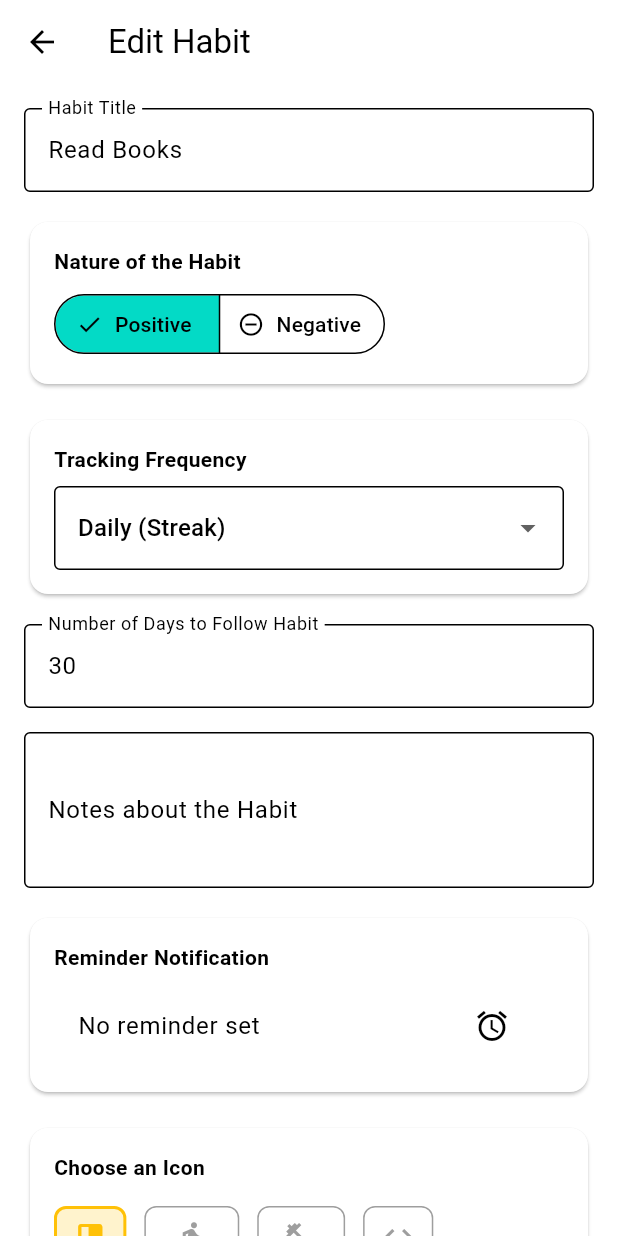
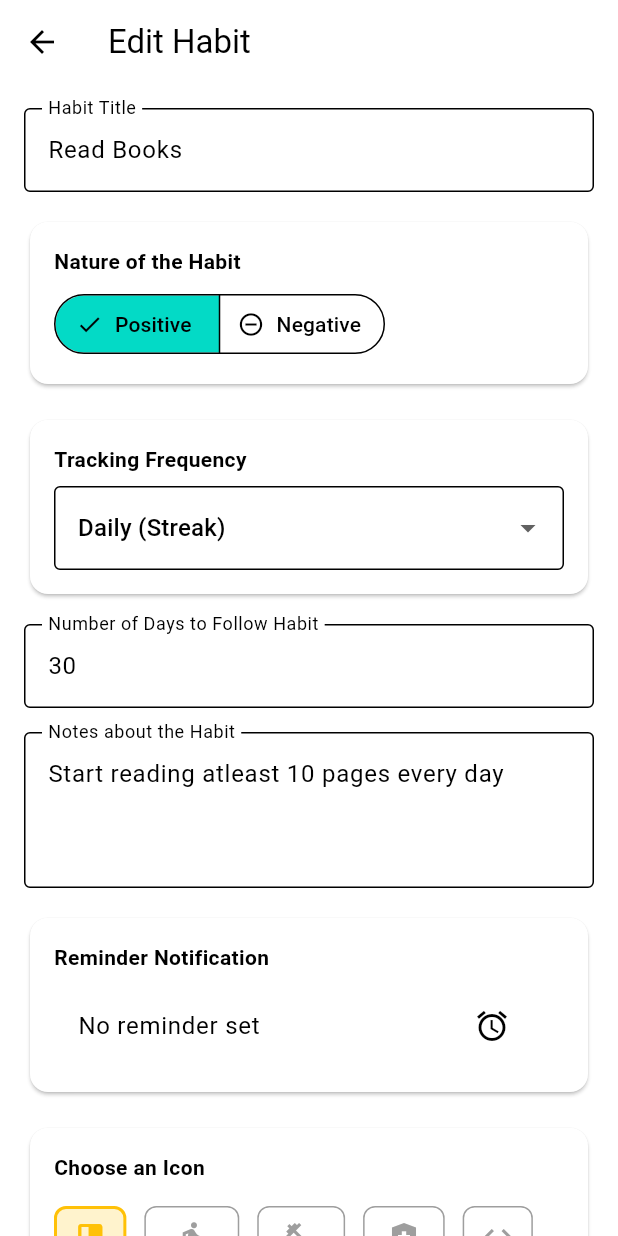
Before and after one commit to Lankesh-M/Fitness_App, a Flutter app: the HabitFormPage screen opened directly with sample values from the repository, on a phone screen of 412 x 824 dp. Run offline on Flutter 3.47's test engine with Material 3 defaults, Android fonts, the phone set to English and light mode, and no system bars; our stand-ins replace image_picker, shared_preferences; accounts and stored records are empty.

Commit message:
Improved Habit Tracking Section and fixed Icon and Loading error

```diff
--- a/lib/Common/Widgets/BottomBar.dart
+++ b/lib/Common/Widgets/BottomBar.dart
@@ -21,7 +21,7 @@ class _BottomBarState extends State<BottomBar> {
   final List<Widget> pages = [
     const HomeScreen(), //0
     // const DailyScreen(), //1
-    const HomePage(),
+    const HabitTrackerScreen(),
     const ProgressScreen(), //2
     const ProfileScreen(), //3
   ];
--- a/lib/Features/HabitTracker/HabitModel.dart
+++ b/lib/Features/HabitTracker/HabitModel.dart
@@ -5,10 +5,11 @@ import 'package:uuid/uuid.dart';
 enum HabitNature { positive, negative }
 
 // Enum to define the tracking frequency
-enum TrackingCategory { daily, weekly, monthly, custom }
+enum TrackingCategory { daily, custom }
 
 // Class to represent a single habit
 class Habit {
+  // Defining class variable properites
   final String id;
   final String title;
   final HabitNature nature;
@@ -19,7 +20,7 @@ class Habit {
   final TimeOfDay? reminderTime;
   final DateTime startDate;
   final List<DateTime> completedDates;
-  final String iconName;
+  final int iconCodePoint; // Storing IconData as an integer
   final Color color;
 
   // Constructor with required and optional parameters
@@ -34,11 +35,22 @@ class Habit {
     this.reminderTime,
     DateTime? startDate,
     List<DateTime>? completedDates,
-    this.iconName = 'bookmark',
+    required this.iconCodePoint, // Now stores IconData's codePoint
     this.color = Colors.blue,
   }) : id = id ?? const Uuid().v4(),
        startDate = startDate ?? DateTime.now(),
        completedDates = completedDates ?? [];
+
+  factory Habit.empty() {
+    return Habit(
+      id: '',
+      title: '',
+      nature: HabitNature.positive,
+      trackingCategory: TrackingCategory.daily,
+      iconCodePoint: Icons.bookmark.codePoint,
+      targetDays: 0,
+    );
+  }
 
   // Get current streak for daily habits
   int get currentStreak {
@@ -131,11 +143,11 @@ class Habit {
     int? targetDays,
     String? notes,
     TimeOfDay? reminderTime,
-    String? iconName,
+    IconData? icon,
     Color? color,
   }) {
     return Habit(
-      id: this.id,
+      id: id,
       title: title ?? this.title,
       nature: nature ?? this.nature,
       trackingCategory: trackingCategory ?? this.trackingCategory,
@@ -143,9 +155,9 @@ class Habit {
       targetDays: targetDays ?? this.targetDays,
       notes: notes ?? this.notes,
       reminderTime: reminderTime ?? this.reminderTime,
-      startDate: this.startDate,
-      completedDates: this.completedDates,
-      iconName: iconName ?? this.iconName,
+      startDate: startDate,
+      completedDates: completedDates,
+      iconCodePoint: iconCodePoint,
       color: color ?? this.color,
     );
   }
@@ -167,7 +179,7 @@ class Habit {
       reminderTime: reminderTime,
       startDate: startDate,
       completedDates: newCompletedDates,
-      iconName: iconName,
+      iconCodePoint: iconCodePoint,
       color: color,
     );
   }
@@ -189,10 +201,13 @@ class Habit {
       reminderTime: reminderTime,
       startDate: startDate,
       completedDates: newCompletedDates,
-      iconName: iconName,
+      iconCodePoint: iconCodePoint,
       color: color,
     );
   }
+
+  // Retrieve IconData from codePoint
+  IconData get icon => IconData(iconCodePoint, fontFamily: 'MaterialIcons');
 
   // Convert Habit to Map for storage
   Map<String, dynamic> toMap() {
@@ -211,7 +226,7 @@ class Habit {
       'startDate': startDate.millisecondsSinceEpoch,
       'completedDates':
           completedDates.map((date) => date.millisecondsSinceEpoch).toList(),
-      'iconName': iconName,
+      'iconCodePoint': iconCodePoint, // Store as integer
       'color': color.value,
     };
   }
@@ -243,11 +258,12 @@ class Habit {
                 (timestamp) => DateTime.fromMillisecondsSinceEpoch(timestamp),
               )
               .toList(),
-      iconName: map['iconName'],
+      iconCodePoint: map['iconCodePoint'], // Retrieve integer
       color: Color(map['color']),
     );
   }
 }
+// Convert iconCodePoint back to IconData when needed
 
 // Predefined habits for quick selection
 class PredefinedHabits {
@@ -258,7 +274,8 @@ class PredefinedHabits {
         nature: HabitNature.positive,
         trackingCategory: TrackingCategory.daily,
         targetDays: 30,
-        iconName: 'book',
+        notes: "Start reading atleast 10 pages every day",
+        iconCodePoint: Icons.book.codePoint,
         color: Colors.amber,
       ),
       Habit(
@@ -267,7 +284,7 @@ class PredefinedHabits {
         trackingCategory: TrackingCategory.daily,
         targetDays: 30,
         notes: 'Wake up before 6 AM',
-        iconName: 'alarm',
+        iconCodePoint: Icons.alarm.codePoint,
         color: Colors.red,
       ),
       Habit(
@@ -284,7 +301,8 @@ class PredefinedHabits {
           false,
         ], // Mon, Wed, Fri
         targetDays: 12,
-        iconName: 'directions_run',
+        notes: "Running improves your Cardiovascular Health",
+        iconCodePoint: Icons.directions_run.codePoint,
         color: Colors.green,
       ),
       Habit(
@@ -292,15 +310,35 @@ class PredefinedHabits {
         nature: HabitNature.positive,
         trackingCategory: TrackingCategory.daily,
         targetDays: 100,
-        iconName: 'code',
+        notes: "Consistency is the Key to Success",
+        iconCodePoint: Icons.code.codePoint,
         color: Colors.blue,
       ),
       Habit(
-        title: 'No Smoking',
+        title: 'Protein Intake',
+        nature: HabitNature.positive,
+        trackingCategory: TrackingCategory.daily,
+        targetDays: 90,
+        notes: "Eat protein rich foods",
+        iconCodePoint: Icons.fitness_center.codePoint,
+        color: Colors.blue,
+      ),
+      Habit(
+        title: 'Drink More Water',
+        nature: HabitNature.positive,
+        trackingCategory: TrackingCategory.daily,
+        targetDays: 30,
+        notes: "Drink Minimum 4 litres of water every day",
+        iconCodePoint: Icons.local_cafe.codePoint,
+        color: Colors.lightBlue,
+      ),
+      Habit(
+        title: 'No Drugs',
         nature: HabitNature.negative,
         trackingCategory: TrackingCategory.daily,
         targetDays: 90,
-        iconName: 'smoke_free',
+        notes: "Smoking is injurious to Health",
+        iconCodePoint: Icons.smoke_free.codePoint,
         color: Colors.purple,
       ),
       Habit(
@@ -308,9 +346,12 @@ class PredefinedHabits {
         nature: HabitNature.positive,
         trackingCategory: TrackingCategory.daily,
         targetDays: 21,
-        iconName: 'self_improvement',
+        notes: "Medidate atleast 10 mins a day",
+        iconCodePoint: Icons.self_improvement.codePoint,
         color: Colors.teal,
       ),
     ];
   }
 }
+
+// factory Habit.empty() => Habit(id: '', title: '', nature: HabitNature.positive, ...);
--- a/lib/Features/HabitTracker/HabitSettingScreen.dart
+++ b/lib/Features/HabitTracker/HabitSettingScreen.dart
@@ -23,7 +23,7 @@ class _HabitFormPageState extends State<HabitFormPage> {
   TrackingCategory _trackingCategory = TrackingCategory.daily;
   List<bool> _daysToTrack = List.filled(7, true);
   TimeOfDay? _reminderTime;
-  String _iconName = 'bookmark';
+  IconData _iconName = Icons.bookmark;
   Color _selectedColor = Colors.blue;
 
   final List<Color> _colorOptions = [
@@ -52,23 +52,23 @@ class _HabitFormPageState extends State<HabitFormPage> {
     {'name': 'book', 'label': 'Book'},
     {'name': 'directions_run', 'label': 'Running'},
     {'name': 'fitness_center', 'label': 'Fitness'},
+    {'name': 'health_and_safety', 'label': 'Health'},
     {'name': 'code', 'label': 'Code'},
-    {'name': 'local_cafe', 'label': 'Drink Water'},
     {'name': 'self_improvement', 'label': 'Meditation'},
-    {'name': 'alarm', 'label': 'Wake Up'},
-    {'name': 'smoke_free', 'label': 'No Smoking'},
-    {'name': 'phone_android', 'label': 'Less Phone'},
+    {'name': 'alarm', 'label': 'Alarm'},
+    {'name': 'smoke_free', 'label': 'No Drugs'},
+    {'name': 'phone_android', 'label': 'Phone'},
     {'name': 'brush', 'label': 'Art'},
     {'name': 'music_note', 'label': 'Music'},
-    {'name': 'restaurant', 'label': 'Healthy Eating'},
+    {'name': 'restaurant', 'label': 'Diet'},
     {'name': 'create', 'label': 'Journal'},
-    {'name': 'pets', 'label': 'Pet Care'},
     {'name': 'bookmark', 'label': 'General'},
   ];
 
   final Map<String, IconData> IconsMap = {
     'book': Icons.book,
     'directions_run': Icons.directions_run,
+    'health_and_safety': Icons.health_and_safety,
     'fitness_center': Icons.fitness_center,
     'code': Icons.code,
     'local_cafe': Icons.local_cafe,
@@ -100,7 +100,7 @@ class _HabitFormPageState extends State<HabitFormPage> {
       _trackingCategory = widget.habit!.trackingCategory;
       _daysToTrack = List.from(widget.habit!.daysToTrack);
       _reminderTime = widget.habit!.reminderTime;
-      _iconName = widget.habit!.iconName;
+      _iconName = widget.habit!.icon;
       _selectedColor = widget.habit!.color;
     }
   }
@@ -202,14 +202,7 @@ class _HabitFormPageState extends State<HabitFormPage> {
                           value: TrackingCategory.daily,
                           child: Text('Daily (Streak)'),
                         ),
-                        DropdownMenuItem(
-                          value: TrackingCategory.weekly,
-                          child: Text('Weekly'),
-                        ),
-                        DropdownMenuItem(
-                          value: TrackingCategory.monthly,
-                          child: Text('Monthly'),
-                        ),
+
                         DropdownMenuItem(
                           value: TrackingCategory.custom,
                           child: Text('Custom Days'),
@@ -398,11 +391,11 @@ class _HabitFormPageState extends State<HabitFormPage> {
                       children:
                           _iconOptions.map((option) {
                             var iconData = IconsMap[option['name']]!;
-                            final isSelected = _iconName == option['name'];
+                            final isSelected = _iconName == iconData;
                             return InkWell(
                               onTap: () {
                                 setState(() {
-                                  _iconName = option['name']!;
+                                  _iconName = iconData;
                                 });
                               },
                               child: Container(
@@ -544,7 +537,7 @@ class _HabitFormPageState extends State<HabitFormPage> {
         reminderTime: _reminderTime,
         startDate: widget.habit?.startDate,
         completedDates: widget.habit?.completedDates,
-        iconName: _iconName,
+        iconCodePoint: _iconName.codePoint, //Todo : change here
         color: _selectedColor,
       );
 
```
Also changed, not shown: lib/Features/HabitTracker/HabitCommon.dart (+67 -47 lines), lib/Features/HabitTracker/HabitProvider.dart (+63 -3 lines), lib/Features/HabitTracker/HabitTrackerScreen.dart (+29 -37 lines), lib/Features/Home/HomeScreen.dart (+19 -21 lines), lib/main.dart (+12 -2 lines).
